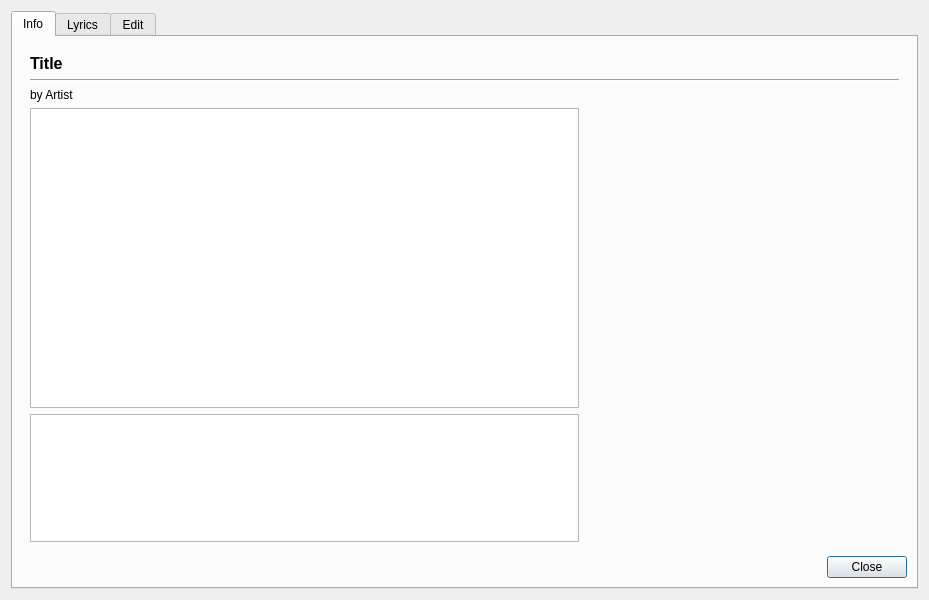
The window that src/GUI/InfoDialog/GUI_InfoDialog.ui (Inferno214221/sayonara-player) describes before a commit, drawn with Qt 5.
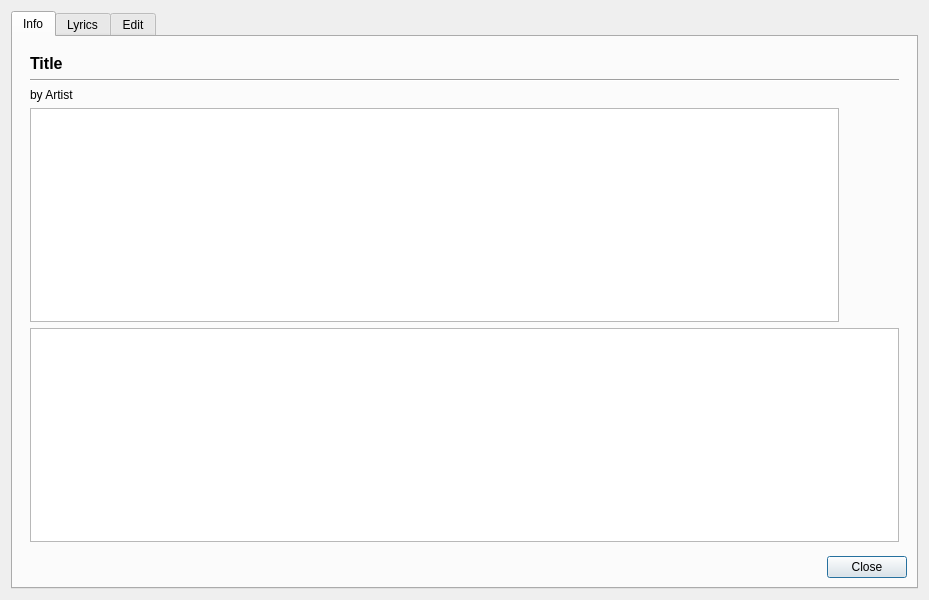
The same window after the commit. Icons and pictures are not drawn. Custom widgets are drawn as their Qt base class.

Commit message: info dialog

Diff of the .ui file:
```diff
--- a/src/GUI/InfoDialog/GUI_InfoDialog.ui
+++ b/src/GUI/InfoDialog/GUI_InfoDialog.ui
@@ -112,18 +112,6 @@
           </item>
           <item row="4" column="2">
            <widget class="CoverButton" name="btn_image">
-            <property name="minimumSize">
-             <size>
-              <width>300</width>
-              <height>300</height>
-             </size>
-            </property>
-            <property name="maximumSize">
-             <size>
-              <width>300</width>
-              <height>300</height>
-             </size>
-            </property>
             <property name="focusPolicy">
              <enum>Qt::StrongFocus</enum>
             </property>
@@ -132,8 +120,8 @@
             </property>
             <property name="iconSize">
              <size>
-              <width>300</width>
-              <height>300</height>
+              <width>400</width>
+              <height>400</height>
              </size>
             </property>
             <property name="flat">
@@ -184,7 +172,7 @@
             </property>
            </widget>
           </item>
-          <item row="5" column="1">
+          <item row="5" column="1" colspan="2">
            <widget class="QListWidget" name="list_paths">
             <property name="sizePolicy">
              <sizepolicy hsizetype="Preferred" vsizetype="Expanding">
```
The commit also changes 11 other files.
